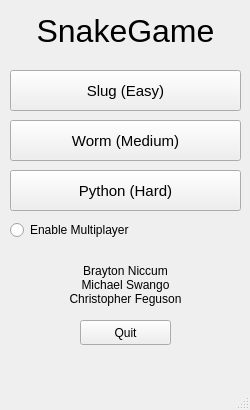
Qt form SnakeGame/mainmenu.ui (niccum300/SnakeGame) before a commit.
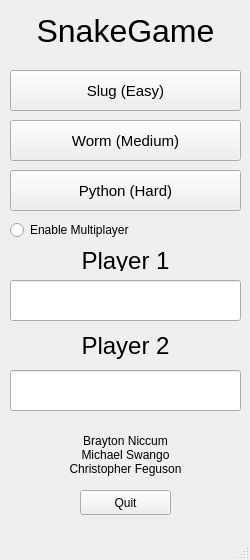
The same form after that commit.

Commit message: Added Player Name boxes

What changed in the file:
```diff
--- a/SnakeGame/mainmenu.ui
+++ b/SnakeGame/mainmenu.ui
@@ -7,7 +7,7 @@
     <x>0</x>
     <y>0</y>
     <width>250</width>
-    <height>410</height>
+    <height>560</height>
    </rect>
   </property>
   <property name="sizePolicy">
@@ -25,7 +25,7 @@
   <property name="maximumSize">
    <size>
     <width>250</width>
-    <height>410</height>
+    <height>560</height>
    </size>
   </property>
   <property name="windowTitle">
@@ -114,7 +114,7 @@
     <property name="geometry">
      <rect>
       <x>30</x>
-      <y>260</y>
+      <y>430</y>
       <width>191</width>
       <height>51</height>
      </rect>
@@ -130,7 +130,7 @@
     <property name="geometry">
      <rect>
       <x>80</x>
-      <y>320</y>
+      <y>490</y>
       <width>91</width>
       <height>25</height>
      </rect>
@@ -152,6 +152,80 @@
      <string>Enable Multiplayer</string>
     </property>
    </widget>
+   <widget class="QLineEdit" name="txt_box_1">
+    <property name="geometry">
+     <rect>
+      <x>10</x>
+      <y>280</y>
+      <width>231</width>
+      <height>41</height>
+     </rect>
+    </property>
+   </widget>
+   <widget class="QLineEdit" name="txt_box_p2">
+    <property name="enabled">
+     <bool>true</bool>
+    </property>
+    <property name="geometry">
+     <rect>
+      <x>10</x>
+      <y>370</y>
+      <width>231</width>
+      <height>41</height>
+     </rect>
+    </property>
+   </widget>
+   <widget class="QLabel" name="player_1_label">
+    <property name="geometry">
+     <rect>
+      <x>20</x>
+      <y>250</y>
+      <width>211</width>
+      <height>21</height>
+     </rect>
+    </property>
+    <property name="font">
+     <font>
+      <pointsize>18</pointsize>
+     </font>
+    </property>
+    <property name="text">
+     <string>Player 1</string>
+    </property>
+    <property name="textFormat">
+     <enum>Qt::AutoText</enum>
+    </property>
+    <property name="alignment">
+     <set>Qt::AlignCenter</set>
+    </property>
+   </widget>
+   <widget class="QLabel" name="player_2_label_2">
+    <property name="enabled">
+     <bool>true</bool>
+    </property>
+    <property name="geometry">
+     <rect>
+      <x>20</x>
+      <y>330</y>
+      <width>211</width>
+      <height>31</height>
+     </rect>
+    </property>
+    <property name="font">
+     <font>
+      <pointsize>18</pointsize>
+     </font>
+    </property>
+    <property name="text">
+     <string>Player 2</string>
+    </property>
+    <property name="textFormat">
+     <enum>Qt::AutoText</enum>
+    </property>
+    <property name="alignment">
+     <set>Qt::AlignCenter</set>
+    </property>
+   </widget>
   </widget>
   <widget class="QMenuBar" name="menubar">
    <property name="geometry">
```
Left out of the diff: 2 changed lines with no effect on the pictures. The commit also changes 2 other files.
